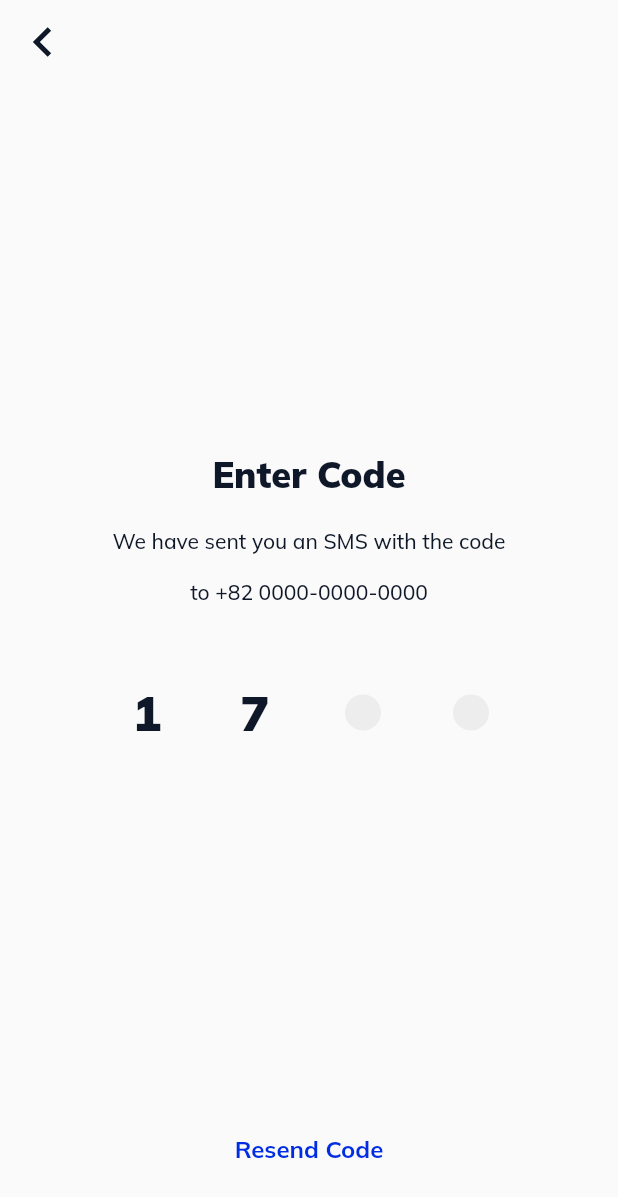
After one commit to swimmingkiim/messenger, a Flutter app: the VerificationPinNumberPageView screen opened directly, on a phone screen of 412 x 824 dp. The commit adds this screen. Shown: the top 1197 px of the screen. Run offline on Flutter 3.47's test engine with Material 2 defaults, Android fonts, the phone set to English and light mode, and no system bars; our stand-ins replace flutter_svg, freezed_annotation, go_router; missing offline and left inert: flag.

Commit message:
Add VerificationPinNumberPage and UI

```diff
--- a/packages/messenger/lib/src/presentations/pages.dart
+++ b/packages/messenger/lib/src/presentations/pages.dart
@@ -1,2 +1,3 @@
 export 'verification_phone_number_page/verification_phone_number_page.dart';
+export 'verification_pin_number_page/verification_pin_number_page.dart';
 export 'walkthrough_page/walkthrough_page.dart';
--- /dev/null
+++ b/packages/messenger/lib/src/presentations/verification_pin_number_page/verification_pin_number_page.dart
@@ -0,0 +1,17 @@
+// flutter
+import 'package:flutter/material.dart';
+
+// view models
+import 'verification_pin_number_page_view_model.dart';
+
+// views
+import 'verification_pin_number_page_view.dart';
+
+class VerificationPinNumberPage extends StatelessWidget {
+  const VerificationPinNumberPage({super.key});
+
+  @override
+  Widget build(BuildContext context) {
+    return const VerificationPinNumberPageView();
+  }
+}
--- /dev/null
+++ b/packages/messenger/lib/src/presentations/verification_pin_number_page/verification_pin_number_page_view.dart
@@ -0,0 +1,201 @@
+// flutter
+import 'package:flutter/material.dart';
+
+// packages
+import 'package:flag/flag.dart';
+import 'package:flutter_svg/flutter_svg.dart';
+import 'package:go_router/go_router.dart';
+
+// themes
+import 'package:messenger/src/themes/themes.dart';
+
+class VerificationPinNumberPageView extends StatelessWidget {
+  const VerificationPinNumberPageView({super.key});
+
+  @override
+  Widget build(BuildContext context) {
+    return Scaffold(
+      appBar: buildAppBar(),
+      body: buildBody(),
+    );
+  }
+
+  PreferredSizeWidget buildAppBar() {
+    return AppBar(
+      backgroundColor: Colors.transparent,
+      shadowColor: Colors.transparent,
+      foregroundColor: DefaultTheme.neutralActive,
+      leading: buildBackButton(),
+    );
+  }
+
+  Widget buildBackButton() {
+    return Builder(builder: (BuildContext context) {
+      return InkWell(
+        onTap: () {
+          FocusScope.of(context).unfocus();
+          context.pop();
+        },
+        child: Container(
+          width: 24.0,
+          height: 24.0,
+          padding: const EdgeInsets.symmetric(
+            vertical: 5.99,
+            horizontal: 8.29,
+          ),
+          child: SvgPicture.asset(
+            'assets/icons/chevron_left.svg',
+          ),
+        ),
+      );
+    });
+  }
+
+  Widget buildBody() {
+    return Builder(builder: (BuildContext context) {
+      return Center(
+        child: Column(
+          mainAxisSize: MainAxisSize.max,
+          mainAxisAlignment: MainAxisAlignment.center,
+          crossAxisAlignment: CrossAxisAlignment.center,
+          children: [
+            const Spacer(),
+            buildGuideline(),
+            const SizedBox(
+              height: 48.0,
+            ),
+            buildPinNumberField(),
+            const Spacer(),
+            buildResendCodeButton(),
+            const SizedBox(
+              height: 32.0,
+            ),
+          ],
+        ),
+      );
+    });
+  }
+
+  Widget buildGuideline() {
+    return Builder(builder: (BuildContext context) {
+      return Column(
+        mainAxisSize: MainAxisSize.max,
+        mainAxisAlignment: MainAxisAlignment.center,
+        crossAxisAlignment: CrossAxisAlignment.center,
+        children: [
+          buildGuidelineTitle(),
+          const SizedBox(
+            height: 8.0,
+          ),
+          buildGuidelineSubTitle(),
+        ],
+      );
+    });
+  }
+
+  Widget buildGuidelineTitle() {
+    return Text(
+      'Enter Code',
+      style: DefaultTheme.textTheme.headlineMedium,
+      textAlign: TextAlign.center,
+    );
+  }
+
+  Widget buildGuidelineSubTitle() {
+    // TODO: Change to real phone number
+    return Text(
+      'We have sent you an SMS with the code\nto +82 0000-0000-0000',
+      style: DefaultTheme.textTheme.bodyMedium!.copyWith(height: 2.4),
+      textAlign: TextAlign.center,
+    );
+  }
+
+  Widget buildPinNumberField() {
+    return InkWell(
+      onTap: () {},
+      child: SizedBox(
+        width: 248.0,
+        height: 40.0,
+        child: Row(
+          mainAxisSize: MainAxisSize.max,
+          mainAxisAlignment: MainAxisAlignment.center,
+          crossAxisAlignment: CrossAxisAlignment.center,
+          children: [
+            buildKnownPinNumber(1),
+            const SizedBox(
+              width: 40.0,
+            ),
+            buildKnownPinNumber(7),
+            const SizedBox(
+              width: 40.0,
+            ),
+            buildUnknownPinNumber(),
+            const SizedBox(
+              width: 40.0,
+            ),
+            buildUnknownPinNumber(),
+          ],
+        ),
+      ),
+    );
+  }
+
+  Widget buildUnknownPinNumber() {
+    return SizedBox(
+      width: 32.0,
+      height: 40.0,
+      child: Padding(
+        padding: const EdgeInsets.symmetric(
+          vertical: 8.0,
+          horizontal: 4.0,
+        ),
+        child: Container(
+          width: 24.0,
+          height: 24.0,
+          decoration: const BoxDecoration(
+            color: DefaultTheme.neutralLine,
+            borderRadius: BorderRadius.all(
+              Radius.circular(50.0),
+            ),
+          ),
+        ),
+      ),
+    );
+  }
+
+  Widget buildKnownPinNumber(int number) {
+    return SizedBox(
+      width: 32.0,
+      height: 40.0,
+      child: Center(
+        child: Text(
+          '$number',
+          style: DefaultTheme.textTheme.headlineLarge!.copyWith(
+            color: DefaultTheme.neutralActive,
+          ),
+          textAlign: TextAlign.center,
+        ),
+      ),
+    );
+  }
+
+  Widget buildResendCodeButton() {
+    return Builder(builder: (BuildContext context) {
+      return InkWell(
+        onTap: () {},
+        child: Container(
+          width: 327.0,
+          height: 52.0,
+          alignment: Alignment.center,
+          child: Text(
+            'Resend Code',
+            style: DefaultTheme.textTheme.titleMedium!.copyWith(
+              color: DefaultTheme.brandDefault,
+            ),
+            textAlign: TextAlign.center,
+          ),
+        ),
+      );
+    });
+  }
+}
--- a/packages/messenger/lib/src/routes/router.dart
+++ b/packages/messenger/lib/src/routes/router.dart
@@ -26,6 +26,13 @@ final GoRouter router = GoRouter(
             return const VerificationPhoneNumberPage();
           },
         ),
+        GoRoute(
+          path: RoutePath.walkthroughVerificationPinNumber
+              .replaceFirst('${RoutePath.walkthrough}/', ''),
+          builder: (BuildContext context, GoRouterState state) {
+            return const VerificationPinNumberPage();
+          },
+        ),
       ],
     ),
   ],
```
Also changed, not shown: packages/messenger/lib/src/presentations/verification_pin_number_page/verification_pin_number_page_view_model.dart (added).
